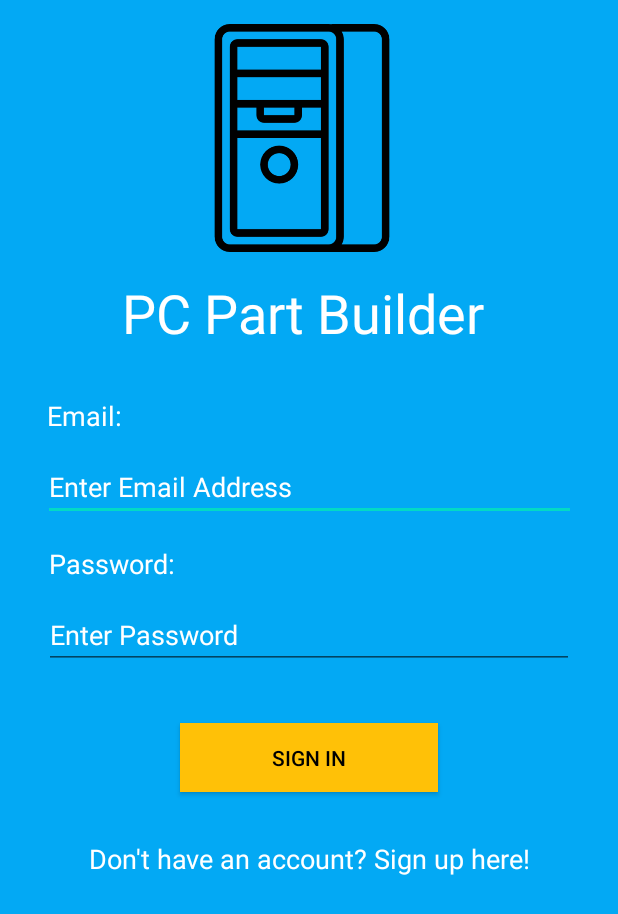
After one commit to ConnerMcGill/HonoursProject, an Android app: the layout activity_login.xml on its own in the app's theme, with its tools: preview values and no code run, on a phone screen of 412 x 824 dp. The commit adds this screen. Shown: the top 914 px of the screen. Run offline under Robolectric (Android 15) with nearby library versions, the phone set to English and light mode, and no system bars.

Commit message:
Added ability to swtich from login form to register form

```diff
--- a/app/src/main/AndroidManifest.xml
+++ b/app/src/main/AndroidManifest.xml
@@ -9,9 +9,10 @@
         android:roundIcon="@mipmap/ic_launcher_round"
         android:supportsRtl="true"
         android:theme="@style/AppTheme">
-        <activity android:name=".AccountRegisterActivity"></activity>
+        <activity android:name=".MainActivity"></activity>
+        <activity android:name=".AccountRegisterActivity" />
         <activity
-            android:name=".MainActivity"
+            android:name=".LoginAccountActivity"
             android:theme="@style/Theme.AppCompat.Light.NoActionBar">
             <intent-filter>
                 <action android:name="android.intent.action.MAIN" />
--- a/app/src/main/res/layout/activity_account_register.xml
+++ b/app/src/main/res/layout/activity_account_register.xml
@@ -8,7 +8,7 @@
     tools:context=".AccountRegisterActivity">
 
     <TextView
-        android:id="@+id/text_login_redirect2"
+        android:id="@+id/text_login_redirect"
         android:layout_width="0dp"
         android:layout_height="wrap_content"
         android:layout_marginStart="32dp"
--- /dev/null
+++ b/app/src/main/res/layout/activity_login.xml
@@ -0,0 +1,135 @@
+<?xml version="1.0" encoding="utf-8"?>
+<androidx.constraintlayout.widget.ConstraintLayout xmlns:android="http://schemas.android.com/apk/res/android"
+    xmlns:app="http://schemas.android.com/apk/res-auto"
+    xmlns:tools="http://schemas.android.com/tools"
+    android:layout_width="match_parent"
+    android:layout_height="match_parent"
+    android:background="#03A9F4"
+    tools:context=".LoginAccountActivity">
+
+
+    <TextView
+        android:id="@+id/text_email_login_title"
+        android:layout_width="wrap_content"
+        android:layout_height="wrap_content"
+        android:layout_marginStart="32dp"
+        android:layout_marginTop="32dp"
+        android:layout_marginEnd="331dp"
+        android:text="@string/login_email_title"
+        android:textColor="#FFFFFF"
+        android:textSize="18sp"
+        app:layout_constraintEnd_toEndOf="parent"
+        app:layout_constraintStart_toStartOf="parent"
+        app:layout_constraintTop_toBottomOf="@+id/text_login_title" />
+
+    <EditText
+        android:id="@+id/text_login_enter_email"
+        android:layout_width="355dp"
+        android:layout_height="42dp"
+        android:layout_marginStart="24dp"
+        android:layout_marginTop="16dp"
+        android:layout_marginEnd="24dp"
+        android:ems="10"
+        android:hint="@string/login_enter_email_address_hint"
+        android:inputType="textWebEmailAddress"
+        android:textColor="#FFFFFF"
+        android:textColorHint="#FFFFFF"
+        app:layout_constraintEnd_toEndOf="parent"
+        app:layout_constraintStart_toStartOf="parent"
+        app:layout_constraintTop_toBottomOf="@+id/text_email_login_title"
+        android:autofillHints="username" />
+
+    <TextView
+        android:id="@+id/text_password_login_title"
+        android:layout_width="wrap_content"
+        android:layout_height="wrap_content"
+        android:layout_marginStart="32dp"
+        android:layout_marginTop="16dp"
+        android:layout_marginEnd="295dp"
+        android:text="@string/login_password_title"
+        android:textColor="#FFFFFF"
+        android:textSize="18sp"
+        app:layout_constraintEnd_toEndOf="parent"
+        app:layout_constraintStart_toStartOf="parent"
+        app:layout_constraintTop_toBottomOf="@+id/text_login_enter_email" />
+
+    <EditText
+        android:id="@+id/text_login_enter_password"
+        android:layout_width="353dp"
+        android:layout_height="42dp"
+        android:layout_marginStart="24dp"
+        android:layout_marginTop="16dp"
+        android:layout_marginEnd="24dp"
+        android:autofillHints="password"
+        android:ems="10"
+        android:hint="@string/login_enter_password_hint"
+        android:inputType="textPassword"
+        android:textColor="#FFFFFF"
+        android:textColorHint="#FFFFFF"
+        app:layout_constraintEnd_toEndOf="parent"
+        app:layout_constraintStart_toStartOf="parent"
+        app:layout_constraintTop_toBottomOf="@+id/text_password_login_title" />
+
+    <Button
+        android:id="@+id/button_login"
+        android:layout_width="172dp"
+        android:layout_height="46dp"
+        android:layout_marginStart="120dp"
+        android:layout_marginTop="36dp"
+        android:layout_marginEnd="120dp"
+        android:background="#FFC107"
+        android:text="@string/sign_in_button_text"
+        android:textColor="#000000"
+        app:layout_constraintEnd_toEndOf="parent"
+        app:layout_constraintHorizontal_bias="0.493"
+        app:layout_constraintStart_toStartOf="parent"
+        app:layout_constraintTop_toBottomOf="@+id/text_login_enter_password" />
+
+    <TextView
+        android:id="@+id/text_register_redirect"
+        android:layout_width="0dp"
+        android:layout_height="wrap_content"
+        android:layout_marginStart="32dp"
+        android:layout_marginTop="32dp"
+        android:layout_marginEnd="32dp"
+        android:text="@string/don_t_have_an_account_sign_up_here"
+        android:textAlignment="center"
+        android:textColor="#FFFFFF"
+        android:textSize="18sp"
+        android:onClick="onClick"
+        android:clickable="true"
+        app:layout_constraintEnd_toEndOf="parent"
+        app:layout_constraintStart_toStartOf="parent"
+        app:layout_constraintTop_toBottomOf="@+id/button_login"
+        android:focusable="true" />
+
+    <ImageView
+        android:id="@+id/image_login_logo"
+        android:layout_width="161dp"
+        android:layout_height="152dp"
+        android:layout_marginStart="136dp"
+        android:layout_marginTop="16dp"
+        android:layout_marginEnd="150dp"
+        android:contentDescription="@string/pc_part_builder_app_logo_image_content_description"
+        app:layout_constraintEnd_toEndOf="parent"
+        app:layout_constraintHorizontal_bias="0.444"
+        app:layout_constraintStart_toStartOf="parent"
+        app:layout_constraintTop_toTopOf="parent"
+        app:srcCompat="@drawable/desktop_black_original" />
+
+    <TextView
+        android:id="@+id/text_login_title"
+        android:layout_width="wrap_content"
+        android:layout_height="wrap_content"
+        android:layout_marginStart="164dp"
+        android:layout_marginTop="16dp"
+        android:layout_marginEnd="152dp"
+        android:text="@string/login_title_pc_part_builder"
+        android:textColor="#FFFFFF"
+        android:textSize="36sp"
+        app:layout_constraintEnd_toEndOf="parent"
+        app:layout_constraintHorizontal_bias="0.567"
+        app:layout_constraintStart_toStartOf="parent"
+        app:layout_constraintTop_toBottomOf="@+id/image_login_logo" />
+
+</androidx.constraintlayout.widget.ConstraintLayout>
```
Also changed, not shown: app/src/main/java/com/example/honoursproject/LoginAccountActivity.java (added, +63 -0 lines), app/src/main/res/layout/activity_main.xml (+0 -123 lines).
